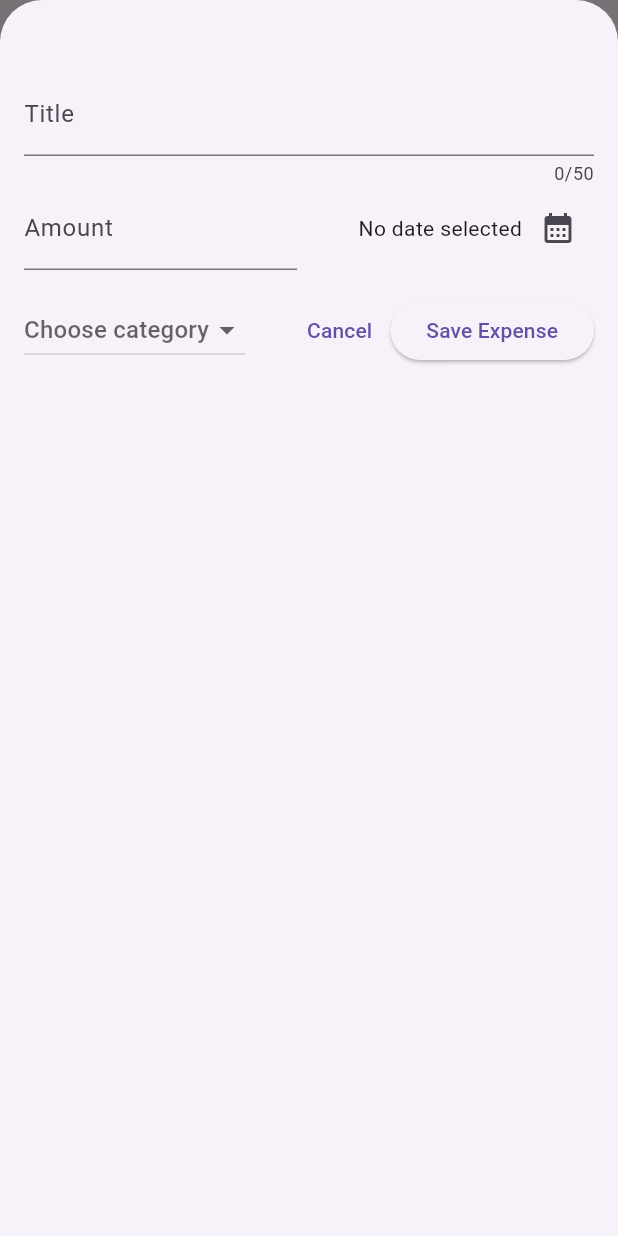
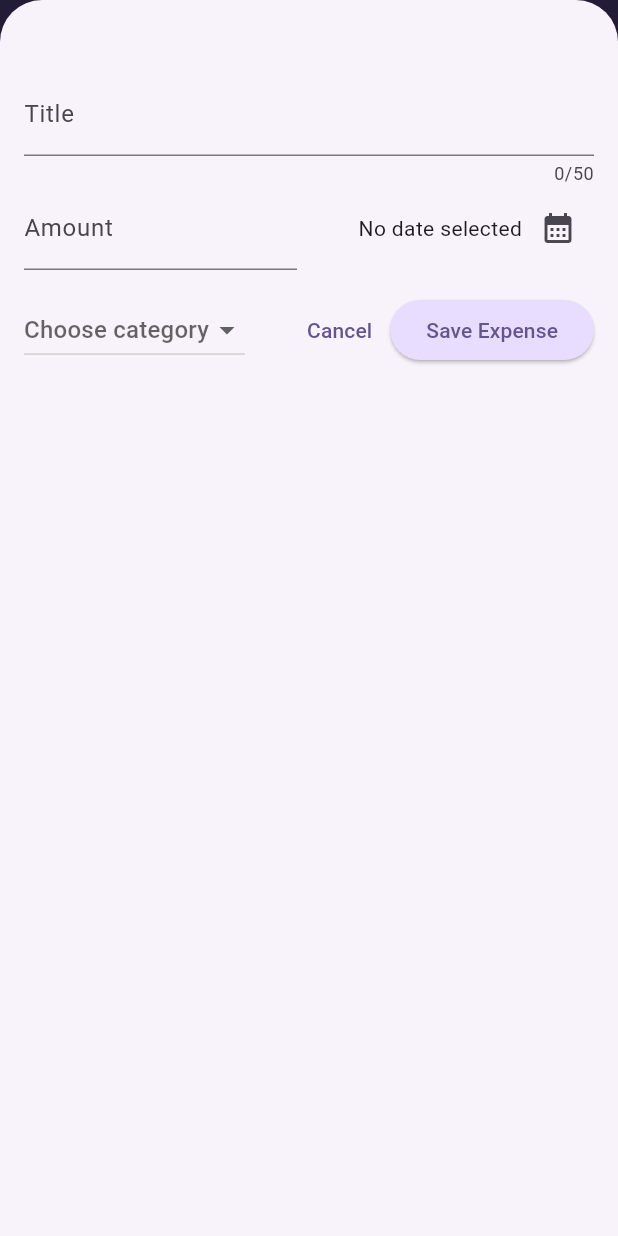
Before and after one commit to denickman/ExpensesTrackApp, a Flutter app: the screen it shows after launch, after a tap on the "add" icon, on a phone screen of 412 x 824 dp. Run offline on Flutter 3.47's test engine with Material 3 defaults, Android fonts, the phone set to English and light mode, and no system bars.

Commit message:
Add custom theme for MaterialApp

```diff
--- a/lib/main.dart
+++ b/lib/main.dart
@@ -1,11 +1,52 @@
 import 'package:flutter/material.dart';
 import 'package:third_app/widgets/expenses.dart';
-import 'package:third_app/widgets/expenses.dart';
+
+// Scheme.fromSeed - Это фабричный конструктор,
+// который генерирует целую палитру (ColorScheme) из одного базового цвета (seedColor).
+
+// Что делает:
+// Берёт указанный цвет (seedColor).
+// По алгоритмам Material Design 3 создаёт гармоничную палитру
+// (primary, secondary, tertiary, background, onPrimary, onSurface и т.д.).
+// Гарантирует, что все цвета будут сочетаться и иметь правильный контраст для accessibility.
+
+var kColorScheme = ColorScheme.fromSeed(
+  seedColor: Color.fromARGB(255, 96, 59, 181),
+);
 
 void main() {
   runApp(
     MaterialApp(
-      theme: ThemeData(useMaterial3: true),
+      // theme: ThemeData(useMaterial3: true), - already set by default
+      // theme: ThemeData().copyWith(useMaterial3: true),
+      theme: ThemeData(
+        // scaffoldBackgroundColor: Colors.blueAccent.shade200,
+        colorScheme: kColorScheme,
+        appBarTheme: const AppBarTheme().copyWith(
+          backgroundColor: kColorScheme.onPrimaryContainer,
+          foregroundColor: kColorScheme.primaryContainer,
+        ),
+
+        cardTheme: const CardThemeData().copyWith(
+          color: kColorScheme.secondaryContainer,
+          margin: const EdgeInsets.symmetric(horizontal: 16, vertical: 8),
+        ),
+
+        elevatedButtonTheme: ElevatedButtonThemeData(
+          style: ElevatedButton.styleFrom(
+            backgroundColor: kColorScheme.primaryContainer,
+          ),
+        ),
+
+        textTheme: ThemeData().textTheme.copyWith(
+          titleLarge:
+          TextStyle(
+            fontWeight: FontWeight.normal,
+            color: kColorScheme.onSecondaryContainer,
+            fontSize: 14
+            ),
+        )
+      ),
       home: Expenses(),
     ),
   );
--- a/lib/widgets/expenses.dart
+++ b/lib/widgets/expenses.dart
@@ -45,13 +45,13 @@
     });
 
     /*
-      Это специальный виджет, который управляет SnackBar'ами, MaterialBanners и т.п. внутри Scaffold.
-      По сути, это «почтальон», который доставляет и показывает сообщения над текущим экраном.
-
+     ScaffoldMessenger — это менеджер временных сообщений (SnackBar, MaterialBanner) внутри Scaffold.
       .of(context) ищет в дереве виджетов ближайший ScaffoldMessenger, связанный с твоим Scaffold.
       Когда ты вызываешь showSnackBar(...), он говорит: «Эй, ближайший ScaffoldMessenger,
       покажи SnackBar поверх экрана».
     */
+
+    ScaffoldMessenger.of(context).clearSnackBars();
     ScaffoldMessenger.of(context).showSnackBar(
       SnackBar(
         duration: const Duration(seconds: 3),
```
